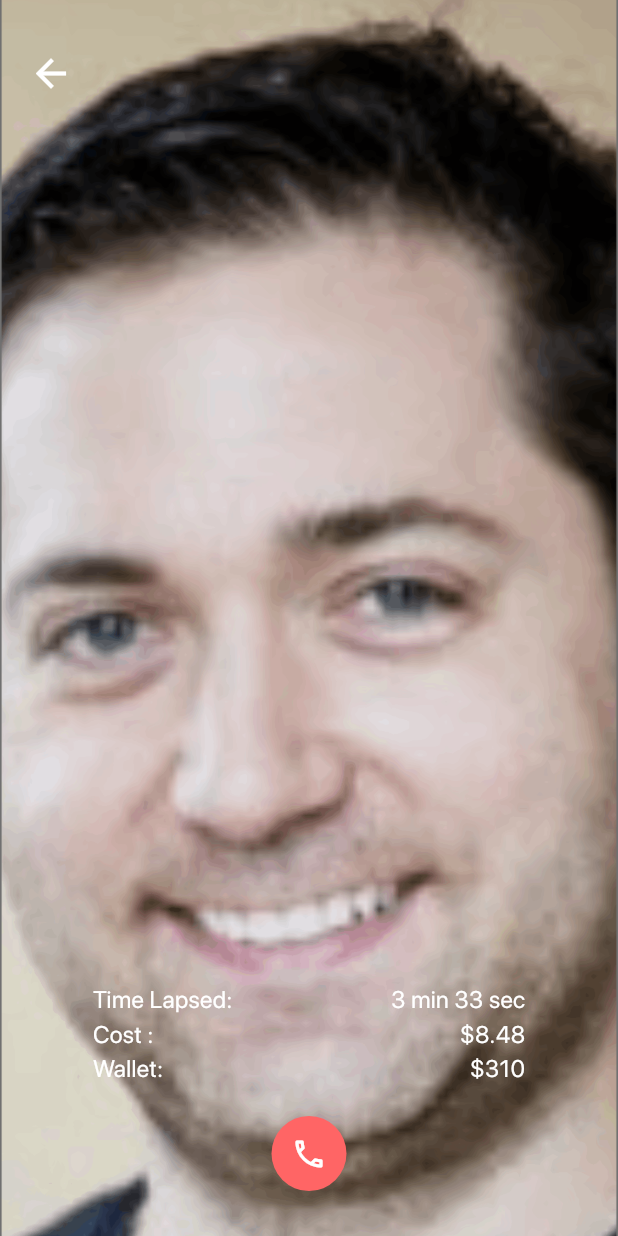
After one commit to adnan1naeem/kumquat, a Flutter app: the UserProfilePage screen opened by its route, after a tap on an icon or button, on a phone screen of 412 x 824 dp. The commit adds this screen. Run offline on Flutter 3.47's test engine with Material 3 defaults, Android fonts, the phone set to English and light mode, and no system bars; our stand-ins replace auto_route, cloud_firestore, equatable, file_picker, firebase_auth, firebase_core and 4 more; accounts and stored records are empty; generated files the repository leaves out were written again.

Commit message:
video&phone static screens added, with minor fixes.

```diff
--- a/lib/src/app/presentation/app.dart
+++ b/lib/src/app/presentation/app.dart
@@ -1,9 +1,11 @@
 import 'package:flutter/material.dart';
+import 'package:flutter/services.dart';
 import 'package:flutter_bloc/flutter_bloc.dart';
 import 'package:kumquat_app/src/core/providers/app_bloc_provider.dart';
 import 'package:kumquat_app/src/core/theme/app_theme.dart';
 import 'package:kumquat_app/src/features/auth/blocs/session/bloc.dart';
 
+import '../../core/helper/app_colors.dart';
 import '../../core/routes/app_router.dart';
 
 
@@ -21,6 +23,9 @@ class _MyAppState extends State<MyApp> {
 
   @override
   Widget build(BuildContext context) {
+    SystemChrome.setSystemUIOverlayStyle( const SystemUiOverlayStyle(
+      statusBarColor: AppColors.primaryColor, //or set color with: Color(0xFF0000FF)
+    ));
     return  MultiBlocProvider(
       providers: AppBlocProvider(widget.sessionBloc).getProviders,
       child: MaterialApp.router(
--- a/lib/src/core/components/app_button_rounded.dart
+++ b/lib/src/core/components/app_button_rounded.dart
@@ -9,23 +9,30 @@ class AppButtonRounded extends StatelessWidget {
     this.height = 50,
     required this.icon,
     this.padding = 8.0,
+    required this.tap,
+    this.backgroundColor = AppColors.secondaryColor
   });
   final double height;
   final Widget icon;
   final double padding;
+  final VoidCallback tap;
+  final Color backgroundColor;
   @override
   Widget build(BuildContext context) {
-    return Container(
+    return GestureDetector(
+      onTap: tap,
+      child: Container(
         height: height,
         width: height,
         decoration: BoxDecoration(
-        color: AppColors.secondaryColor,
+          color: backgroundColor,
           borderRadius: BorderRadius.circular(30)
         ),
         child: Padding(
           padding:  EdgeInsets.all(padding),
           child: icon,
         ),
+      ),
     );
   }
 }
--- a/lib/src/core/components/custom_appbar.dart
+++ b/lib/src/core/components/custom_appbar.dart
@@ -1,5 +1,6 @@
 import 'package:auto_route/auto_route.dart';
 import 'package:flutter/material.dart';
+import 'package:flutter/services.dart';
 import 'package:flutter_bloc/flutter_bloc.dart';
 import 'package:flutter_svg/svg.dart';
 import 'package:kumquat_app/src/core/extensions/typography_extensions.dart';
@@ -26,8 +27,6 @@ class CustomAppbar extends StatelessWidget implements PreferredSizeWidget {
   Widget build(BuildContext context) {
     return AppBar(
       automaticallyImplyLeading: allowBackNav,
-      iconTheme: const IconThemeData(color: AppColors.white),
-      backgroundColor: AppColors.primaryColor,
       title: Text(
         titleText,
         style: AppStyles.text20Bold.white,
--- a/lib/src/core/helper/asset_helper.dart
+++ b/lib/src/core/helper/asset_helper.dart
@@ -1,20 +1,22 @@
 
 
 class AssetHelper{
-  static const String path = 'assets/icons';
+  static const String iconPath = 'assets/icons';
+  static const String imagesPath = 'assets/images';
 
-  static const String appLogo = '$path/logo.svg';
-  static const String fbIcon = '$path/facebook.svg';
-  static const String filterIcon = '$path/filter.svg';
-  static const String hideIcon = '$path/hide.svg';
-  static const String instagramIcon = '$path/instagram.svg';
-  static const String linkedinIcon = '$path/linkedin.svg';
-  static const String messageIcon = '$path/message_icon.svg';
-  static const String phoneIcon = '$path/phone_icon.svg';
-  static const String placeholder = '$path/placeholder.jpeg';
-  static const String showIcon = '$path/show.svg';
-  static const String sortIcon = '$path/sort.svg';
-  static const String videoIcon = '$path/video_icon.svg';
-  static const String walletSvg = '$path/wallet.svg';
-  static const String youtubeIcon = '$path/youtube.svg';
+  static const String appLogo = '$iconPath/logo.svg';
+  static const String fbIcon = '$iconPath/facebook.svg';
+  static const String filterIcon = '$iconPath/filter.svg';
+  static const String hideIcon = '$iconPath/hide.svg';
+  static const String instagramIcon = '$iconPath/instagram.svg';
+  static const String linkedinIcon = '$iconPath/linkedin.svg';
+  static const String messageIcon = '$iconPath/message_icon.svg';
+  static const String phoneIcon = '$iconPath/phone_icon.svg';
+  static const String placeholder = '$imagesPath/placeholder.jpeg';
+  static const String showIcon = '$iconPath/show.svg';
+  static const String sortIcon = '$iconPath/sort.svg';
+  static const String videoIcon = '$iconPath/video_icon.svg';
+  static const String walletSvg = '$iconPath/wallet.svg';
+  static const String youtubeIcon = '$iconPath/youtube.svg';
+  static const String videoPlaceholder = '$imagesPath/video_placeholder.png';
 }
--- a/lib/src/core/helper/space.dart
+++ b/lib/src/core/helper/space.dart
@@ -1,6 +1,6 @@
-
-
-import 'package:flutter/cupertino.dart';
+import 'package:flutter/material.dart';
 
 Widget verticalSpace(double size) => SizedBox(height: size,);
 Widget horizontalSpace(double size) => SizedBox(width: size,);
+
+Widget expandedSpacer()=> Expanded(child: Container());
--- a/lib/src/core/routes/app_router.dart
+++ b/lib/src/core/routes/app_router.dart
@@ -26,7 +26,9 @@ class AppRouter extends $AppRouter {
     AutoRoute(page: SettingsRoute.page),
     AutoRoute(page: UserProfileRoute.page),
     AutoRoute(page: AddFundsRoute.page),
-
+    AutoRoute(page: VideoCallRoute.page),
+    AutoRoute(page: VoiceCallRoute.page),
+    AutoRoute(page: InboxRoute.page),
   ];
 
 }
--- a/lib/src/core/theme/app_theme.dart
+++ b/lib/src/core/theme/app_theme.dart
@@ -14,6 +14,9 @@ class AppTheme{
         selectionColor: AppColors.primaryColor,
         selectionHandleColor: AppColors.primaryColor
     ),
-
+    appBarTheme: const AppBarTheme(
+      iconTheme:  IconThemeData(color: AppColors.white),
+      backgroundColor: AppColors.primaryColor,
+    )
   );
 }
--- a/lib/src/features/auth/presentation/widgets/social_media_tile.dart
+++ b/lib/src/features/auth/presentation/widgets/social_media_tile.dart
@@ -31,6 +31,7 @@ class _SocialMediaTileState extends State<SocialMediaTile> {
       child: Row(
         children: [
           AppButtonRounded(
+            tap: (){},
             icon: SvgPicture.asset(
               widget.imagePath,
               colorFilter: const ColorFilter.mode(
--- a/lib/src/features/profile_and_search/presentation/pages/user_profile_page.dart
+++ b/lib/src/features/profile_and_search/presentation/pages/user_profile_page.dart
@@ -14,6 +14,7 @@ import 'package:kumquat_app/src/features/profile_and_search/presentation/widgets
 import 'package:kumquat_app/src/features/profile_and_search/presentation/widgets/review_card.dart';
 
 import '../../../../core/helper/asset_helper.dart';
+import '../../../../core/routes/app_router.gr.dart';
 import '../widgets/profile_contact_widget.dart';
 import '../widgets/socials_bar_widget.dart';
 import '../widgets/user_profile_avatar.dart';
@@ -55,7 +56,8 @@ class UserProfilePage extends StatelessWidget {
                     mainAxisAlignment: MainAxisAlignment.center,
                     crossAxisAlignment: CrossAxisAlignment.start,
                     children: [
-                      const ProfileContactWidget(
+                       ProfileContactWidget(
+                        onPressed: (){},
                         title: 'Message',
                         rate: 0,
                         icon: AssetHelper.messageIcon,
@@ -63,14 +65,20 @@ class UserProfilePage extends StatelessWidget {
                         hideRate: true,
                       ),
                       horizontalSpace(20),
-                      const ProfileContactWidget(
+                       ProfileContactWidget(
+                        onPressed: (){
+                          context.router.push(const VoiceCallRoute());
+                        },
                         title: 'Phone',
                         rate: 25,
                         padding: 12,
                         icon: AssetHelper.phoneIcon,
                       ),
                       horizontalSpace(20),
-                      const ProfileContactWidget(
+                       ProfileContactWidget(
+                        onPressed: (){
+                          context.router.push(const VideoCallRoute());
+                        },
                         title: 'Video',
                         rate: 25,
                         icon: AssetHelper.videoIcon,
@@ -108,7 +116,7 @@ class UserProfilePage extends StatelessWidget {
                                  ],),
                                verticalSpace(20),
                                headingText('Reviews'),
-                               Container(
+                               SizedBox(
                                  height: 250,
                                  child: ListView.builder(
                                    itemCount: 5,
--- a/lib/src/features/profile_and_search/presentation/widgets/profile_contact_widget.dart
+++ b/lib/src/features/profile_and_search/presentation/widgets/profile_contact_widget.dart
@@ -14,17 +14,21 @@ class ProfileContactWidget extends StatelessWidget {
         required this.rate,
         required this.icon,
         this.hideRate = false,
-        this.padding = 8});
+        this.padding = 8,
+        required this.onPressed
+      });
   final String title;
   final double rate;
   final String icon;
   final bool hideRate;
   final double padding;
+  final VoidCallback onPressed;
   @override
   Widget build(BuildContext context) {
     return Column(
       children: [
         AppButtonRounded(
+          tap: onPressed,
           icon: SvgPicture.asset(icon),
           padding: padding,
         ),
--- a/lib/src/features/profile_and_search/presentation/widgets/socials_bar_widget.dart
+++ b/lib/src/features/profile_and_search/presentation/widgets/socials_bar_widget.dart
@@ -1,7 +1,6 @@
 import 'package:flutter/material.dart';
 import 'package:flutter_svg/svg.dart';
 import 'package:kumquat_app/src/core/helper/asset_helper.dart';
-import 'package:kumquat_app/src/core/helper/space.dart';
 
 import '../../../../core/components/app_button_rounded.dart';
 import '../../../../core/helper/app_colors.dart';
@@ -15,6 +14,7 @@ class SocialsBarWidget extends StatelessWidget {
       mainAxisAlignment: MainAxisAlignment.spaceEvenly,
       children: [
         AppButtonRounded(
+          tap: (){},
           icon: SvgPicture.asset(
             AssetHelper.linkedinIcon,
             colorFilter:
@@ -23,6 +23,7 @@ class SocialsBarWidget extends StatelessWidget {
           height: 40,
         ),
         AppButtonRounded(
+          tap: (){},
           icon: SvgPicture.asset(
             AssetHelper.fbIcon,
             colorFilter:
@@ -31,6 +32,7 @@ class SocialsBarWidget extends StatelessWidget {
           height: 40,
         ),
         AppButtonRounded(
+          tap: (){},
           icon: SvgPicture.asset(
             AssetHelper.instagramIcon,
             colorFilter:
@@ -39,6 +41,7 @@ class SocialsBarWidget extends StatelessWidget {
           height: 40,
         ),
         AppButtonRounded(
+          tap: (){},
           icon: SvgPicture.asset(
             AssetHelper.youtubeIcon,
             colorFilter:
--- a/lib/src/features/splash/presentation/pages/splash_screen.dart
+++ b/lib/src/features/splash/presentation/pages/splash_screen.dart
@@ -1,4 +1,5 @@
 import 'package:auto_route/auto_route.dart';
+import 'package:flutter/cupertino.dart';
 import 'package:flutter/material.dart';
 import 'package:flutter_bloc/flutter_bloc.dart';
 import 'package:kumquat_app/src/core/components/app_scaffold.dart';
@@ -16,8 +17,8 @@ class SplashPage extends StatelessWidget {
 
   @override
   Widget build(BuildContext context) {
-    return BlocListener<SessionBloc,SessionState>(
-        listener: (context, state){
+    return BlocListener<SessionBloc, SessionState>(
+        listener: (context, state) {
           if(state is SessionAuthenticated){
             context.router.maybePop();
             context.router.replace(const FindUsersRoute());
--- /dev/null
+++ b/lib/src/features/video/presentation/pages/video_call_page.dart
@@ -0,0 +1,107 @@
+import 'package:auto_route/auto_route.dart';
+import 'package:flutter/cupertino.dart';
+import 'package:flutter/material.dart';
+import 'package:kumquat_app/src/core/components/app_button_rounded.dart';
+import 'package:kumquat_app/src/core/extensions/typography_extensions.dart';
+import 'package:kumquat_app/src/core/helper/app_colors.dart';
+import 'package:kumquat_app/src/core/helper/asset_helper.dart';
+import 'package:kumquat_app/src/core/helper/space.dart';
+import 'package:kumquat_app/src/core/theme/app_styles.dart';
+
+@RoutePage<void>()
+class VideoCallPage extends StatelessWidget {
+  const VideoCallPage({super.key});
+
+  @override
+  Widget build(BuildContext context) {
+    return Scaffold(
+        body: Stack(
+      alignment: Alignment.bottomCenter,
+      children: [
+        Container(
+          width: MediaQuery.sizeOf(context).width,
+          child: Image.asset(
+            AssetHelper.videoPlaceholder,
+            fit: BoxFit.cover,
+          ),
+        ),
+        Align(
+          alignment: Alignment.topLeft,
+          child: Padding(
+            padding: const EdgeInsets.symmetric(horizontal: 10.0, vertical: 25.0),
+            child: IconButton(
+                onPressed: () {
+                  context.router.maybePop();
+                },
+                icon: const Icon(
+                  Icons.arrow_back,
+                  color: AppColors.white,
+                  size: 30,
+                )),
+          ),
+        ),
+        Padding(
+          padding: EdgeInsets.symmetric(
+              horizontal: MediaQuery.sizeOf(context).width * 0.15,
+              vertical: 30),
+          child: Column(
+            mainAxisSize: MainAxisSize.min,
+            children: [
+              Row(
+                mainAxisAlignment: MainAxisAlignment.spaceBetween,
+                children: [
+                  Text(
+                    'Time Lapsed:',
+                    style: AppStyles.text16Normal.white,
+                  ),
+                  horizontalSpace(20),
+                  Text(
+                    '3 min 33 sec',
+                    style: AppStyles.text16Normal.white,
+                  )
+                ],
+              ),
+              Row(
+                mainAxisAlignment: MainAxisAlignment.spaceBetween,
+                children: [
+                  Text(
+                    'Cost :',
+                    style: AppStyles.text16Normal.white,
+                  ),
+                  horizontalSpace(20),
+                  Text(
+                    '\$8.48',
+                    style: AppStyles.text16Normal.white,
+                  )
+                ],
+              ),
+              Row(
+                mainAxisAlignment: MainAxisAlignment.spaceBetween,
+                children: [
+                  Text(
+                    'Wallet:',
+                    style: AppStyles.text16Normal.white,
+                  ),
+                  horizontalSpace(20),
+                  Text(
+                    '\$310',
+                    style: AppStyles.text16Normal.white,
+                  )
+                ],
+              ),
+              verticalSpace(20),
+              AppButtonRounded(
+                backgroundColor: AppColors.raspberryRed,
+                icon: const Icon(
+                  Icons.phone_outlined,
+                  color: AppColors.white,
+                ),
+                tap: () {},
+              ),
+            ],
+          ),
+        )
+      ],
+    ));
+  }
+}
--- a/pubspec.yaml
+++ b/pubspec.yaml
@@ -6,7 +6,7 @@ publish_to: 'none' # Remove this line if you wish to publish to pub.dev
 version: 1.0.0+1
 
 environment:
-  sdk: '>=3.3.4 <4.0.0'
+  sdk: '>=3.3.2 <4.0.0'
 
 dependencies:
   flutter:
@@ -44,6 +44,7 @@ flutter:
   uses-material-design: true
   assets:
     - assets/icons/
+    - assets/images/
 
   fonts:
     - family: SFPRODISPLAY
```
Also changed, not shown: lib/src/features/message/presentation/pages/inbox_page.dart (added, +12 -0 lines), lib/src/features/voice/presentation/pages/voice_call_page.dart (added, +103 -0 lines), assets/icons/logo_splash12.png, assets/images/placeholder.jpeg (renamed from assets/icons/placeholder.jpeg), assets/images/video_placeholder.png (added), pubspec.lock, 10 other files. Lines whose indentation alone changed are shown as unchanged.
